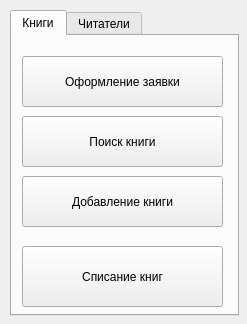
libjournaldev/libjournal, file src/library.ui: the form before one commit.
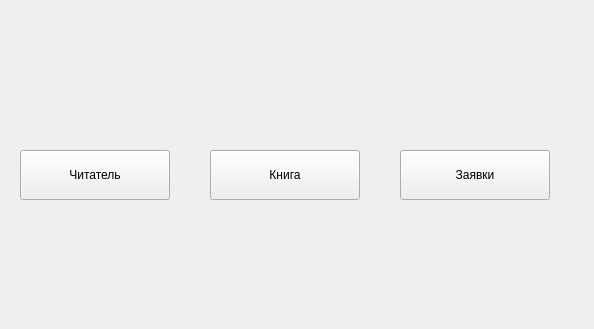
The form after the commit. The open tabs and pages were chosen to show the change. Icons and pictures are not drawn.

Diff of the .ui file:
```diff
--- a/src/library.ui
+++ b/src/library.ui
@@ -6,8 +6,8 @@
    <rect>
     <x>0</x>
     <y>0</y>
-    <width>247</width>
-    <height>324</height>
+    <width>594</width>
+    <height>329</height>
    </rect>
   </property>
   <property name="minimumSize">
@@ -16,142 +16,16 @@
     <height>324</height>
    </size>
   </property>
-  <property name="maximumSize">
-   <size>
-    <width>247</width>
-    <height>324</height>
-   </size>
-  </property>
   <property name="windowTitle">
    <string>Form</string>
   </property>
-  <widget class="QTabWidget" name="tabWidget">
-   <property name="enabled">
-    <bool>true</bool>
-   </property>
-   <property name="geometry">
-    <rect>
-     <x>10</x>
-     <y>10</y>
-     <width>229</width>
-     <height>306</height>
-    </rect>
-   </property>
-   <property name="currentIndex">
-    <number>1</number>
-   </property>
-   <widget class="QWidget" name="bookTab">
-    <attribute name="title">
-     <string>Книги</string>
-    </attribute>
-    <widget class="QPushButton" name="searchBookButton">
-     <property name="geometry">
-      <rect>
-       <x>10</x>
-       <y>80</y>
-       <width>201</width>
-       <height>51</height>
-      </rect>
-     </property>
-     <property name="text">
-      <string>Поиск книги</string>
-     </property>
-    </widget>
-    <widget class="QPushButton" name="addBookButton">
-     <property name="geometry">
-      <rect>
-       <x>10</x>
-       <y>140</y>
-       <width>201</width>
-       <height>51</height>
-      </rect>
-     </property>
-     <property name="text">
-      <string>Добавление книги</string>
-     </property>
-    </widget>
-    <widget class="QPushButton" name="removeBookButton">
-     <property name="geometry">
-      <rect>
-       <x>10</x>
-       <y>210</y>
-       <width>201</width>
-       <height>61</height>
-      </rect>
-     </property>
-     <property name="text">
-      <string>Списание книг</string>
-     </property>
-    </widget>
-    <widget class="QPushButton" name="orderBookButton">
-     <property name="geometry">
-      <rect>
-       <x>10</x>
-       <y>20</y>
-       <width>201</width>
-       <height>51</height>
-      </rect>
-     </property>
-     <property name="text">
-      <string>Оформление заявки</string>
-     </property>
-    </widget>
-   </widget>
-   <widget class="QWidget" name="readerTab">
-    <attribute name="title">
-     <string>Читатели</string>
-    </attribute>
-    <widget class="QPushButton" name="createAccountButton">
-     <property name="geometry">
-      <rect>
-       <x>10</x>
-       <y>80</y>
-       <width>201</width>
-       <height>51</height>
-      </rect>
-     </property>
-     <property name="text">
-      <string>Создание абонемента</string>
-     </property>
-    </widget>
-    <widget class="QPushButton" name="searchAccountButton">
-     <property name="enabled">
-      <bool>true</bool>
-     </property>
-     <property name="geometry">
-      <rect>
-       <x>10</x>
-       <y>20</y>
-       <width>201</width>
-       <height>51</height>
-      </rect>
-     </property>
-     <property name="text">
-      <string>Поиск читателя</string>
-     </property>
-    </widget>
-    <widget class="QPushButton" name="removeAccountButton">
-     <property name="geometry">
-      <rect>
-       <x>10</x>
-       <y>210</y>
-       <width>201</width>
-       <height>61</height>
-      </rect>
-     </property>
-     <property name="text">
-      <string>Удаление абонемента</string>
-     </property>
-    </widget>
-   </widget>
-  </widget>
   <widget class="QToolButton" name="preferencesButton">
    <property name="enabled">
     <bool>true</bool>
    </property>
    <property name="geometry">
     <rect>
-     <x>215</x>
+     <x>560</x>
      <y>0</y>
      <width>22</width>
      <height>30</height>
@@ -174,6 +48,96 @@
     </size>
    </property>
   </widget>
+  <widget class="QPushButton" name="searchAccountButton">
+   <property name="enabled">
+    <bool>true</bool>
+   </property>
+   <property name="geometry">
+    <rect>
+     <x>20</x>
+     <y>150</y>
+     <width>150</width>
+     <height>50</height>
+    </rect>
+   </property>
+   <property name="text">
+    <string>Читатель</string>
+   </property>
+  </widget>
+  <widget class="QPushButton" name="searchBookButton">
+   <property name="geometry">
+    <rect>
+     <x>210</x>
+     <y>150</y>
+     <width>150</width>
+     <height>50</height>
+    </rect>
+   </property>
+   <property name="text">
+    <string>Книга</string>
+   </property>
+  </widget>
+  <widget class="QPushButton" name="requestButton">
+   <property name="geometry">
+    <rect>
+     <x>400</x>
+     <y>150</y>
+     <width>150</width>
+     <height>50</height>
+    </rect>
+   </property>
+   <property name="text">
+    <string>Заявки</string>
+   </property>
+  </widget>
+  <widget class="QLabel" name="label">
+   <property name="geometry">
+    <rect>
+     <x>40</x>
+     <y>20</y>
+     <width>101</width>
+     <height>111</height>
+    </rect>
+   </property>
+   <property name="text">
+    <string/>
+   </property>
+   <property name="pixmap">
+    <pixmap resource="resources.qrc">:/images/reader.png</pixmap>
+   </property>
+  </widget>
+  <widget class="QLabel" name="label_3">
+   <property name="geometry">
+    <rect>
+     <x>410</x>
+     <y>30</y>
+     <width>111</width>
+     <height>101</height>
+    </rect>
+   </property>
+   <property name="text">
+    <string/>
+   </property>
+   <property name="pixmap">
+    <pixmap resource="resources.qrc">:/images/request.png</pixmap>
+   </property>
+  </widget>
+  <widget class="QLabel" name="label_2">
+   <property name="geometry">
+    <rect>
+     <x>240</x>
+     <y>10</y>
+     <width>101</width>
+     <height>131</height>
+    </rect>
+   </property>
+   <property name="text">
+    <string/>
+   </property>
+   <property name="pixmap">
+    <pixmap resource="resources.qrc">:/images/book.png</pixmap>
+   </property>
+  </widget>
  </widget>
  <resources/>
  <connections/>
```
Left out of the diff: 4 changed lines with no effect on the pictures.
